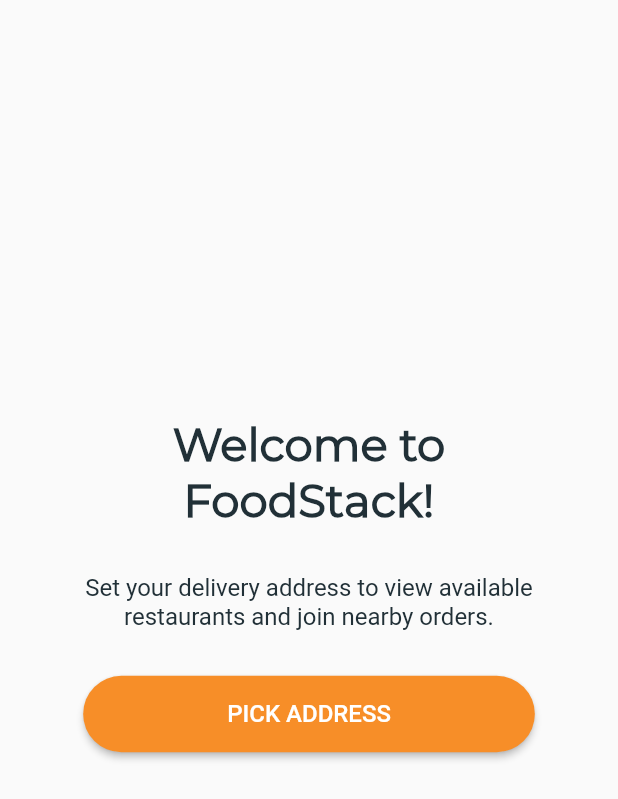
After one commit to Team-APPetite/FoodStack, a Flutter app: the WelcomeScreen screen opened directly, on a phone screen of 412 x 824 dp. The commit adds this screen. Shown: the top 799 px of the screen. Run offline on Flutter 3.47's test engine with Material 2 defaults, Android fonts, the phone set to English and light mode, and no system bars; our stand-ins replace cloud_firestore, firebase_auth, firebase_core, fluttertoast, geolocator, google_maps_flutter and 2 more; missing offline and left inert: flutter_braintree, flutter_number_picker, geocoder, geoflutterfire; accounts and stored records are empty; network calls fail; project files that could hold a hidden picture were left out.

Commit message:
Set delivery address after sign up

```diff
--- /dev/null
+++ b/lib/src/screens/welcome.dart
@@ -0,0 +1,44 @@
+import 'package:flutter/material.dart';
+import 'package:foodstack/src/screens/address.dart';
+import 'package:foodstack/src/screens/home.dart';
+import 'package:foodstack/src/styles/textStyles.dart';
+import 'package:foodstack/src/widgets/button.dart';
+import 'package:foodstack/src/widgets/header.dart';
+
+class WelcomeScreen extends StatelessWidget {
+  @override
+  Widget build(BuildContext context) {
+    return Scaffold(
+      appBar: Header.getAppBar(back: false),
+      body: Padding(
+        padding: const EdgeInsets.symmetric(horizontal: 30.0),
+        child: Column(
+          mainAxisAlignment: MainAxisAlignment.center,
+          children: [
+            Text(
+              'Welcome to FoodStack!',
+              style: TextStyles.heading1(),
+              textAlign: TextAlign.center,
+            ),
+            SizedBox(height: 30.0),
+            Text(
+              'Set your delivery address to view available restaurants and join nearby orders.',
+              style: TextStyles.body(),
+              textAlign: TextAlign.center,
+            ),
+            SizedBox(height: 30.0),
+            AppButton(
+                buttonText: 'PICK ADDRESS',
+                onPressed: () {
+                  Navigator.push(context,
+                      MaterialPageRoute(builder: (context) => HomeScreen()));
+                  Navigator.push(context,
+                      MaterialPageRoute(builder: (context) => AddressScreen()));
+                }),
+            SizedBox(height: 100.0)
+          ],
+        ),
+      ),
+    );
+  }
+}
```
Also changed, not shown: lib/src/screens/authentication/verify.dart (+7 -2 lines), lib/src/screens/home.dart (+15 -0 lines), lib/src/screens/joinOrders.dart (+5 -4 lines), lib/src/screens/newOrder.dart (+5 -3 lines).
